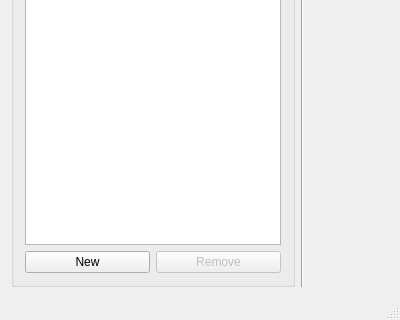
Old version of the form src/mainwindow.ui in the repository rerrahkr/YM2608-Tone-Editor; both pictures show x 0 to 400 and y 330 to 650 of the 400 by 650 pixel window.
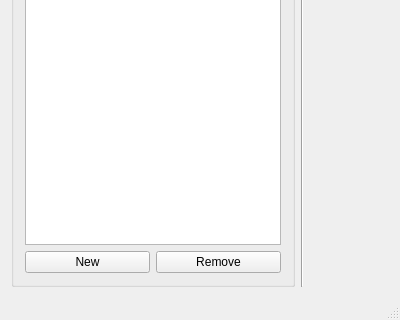
New version of the form. Custom widgets are drawn as their Qt base class.

Commit message: Enable to remove last tone

```diff
--- a/src/mainwindow.ui
+++ b/src/mainwindow.ui
@@ -82,9 +82,6 @@
          </item>
          <item row="2" column="1">
           <widget class="QPushButton" name="removeTonePushButton">
-           <property name="enabled">
-            <bool>false</bool>
-           </property>
            <property name="text">
             <string>Remove</string>
            </property>
```
Left out of the diff: 2 changed lines with no effect on the pictures. The commit also changes 2 other files.
